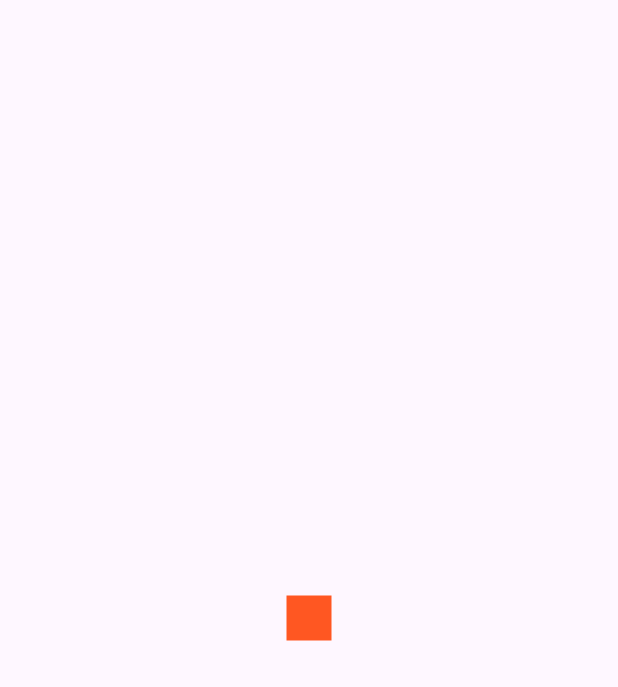
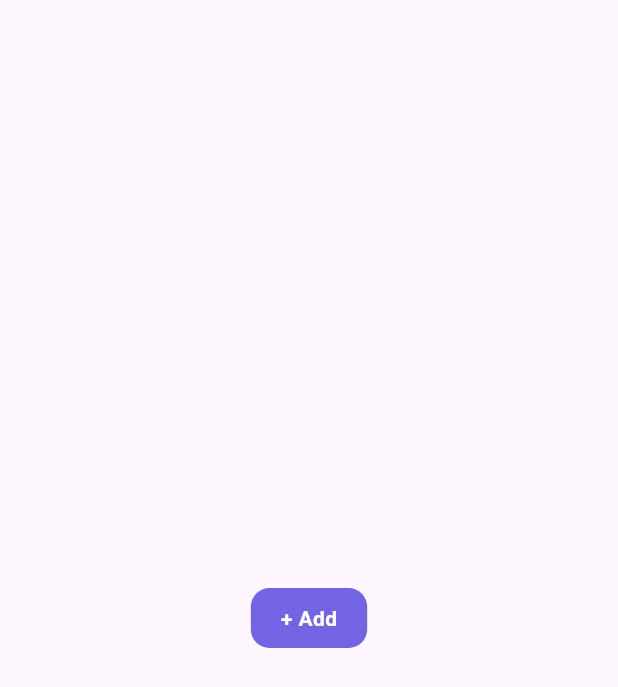
Before and after one commit to OhioTeppich/SimpleFoodTracker, a Flutter app: the HomePage screen opened by its route, on a phone screen of 412 x 824 dp. Shown: the top 687 px of the screen. Run offline on Flutter 3.47's test engine with Material 3 defaults, Android fonts, the phone set to English and light mode, and no system bars; our stand-ins replace equatable, flutter_bloc, get_it, introduction_screen, shared_preferences; missing offline and left inert: bottom_picker, wheel_slider; accounts and stored records are empty.

Commit message:
add new Button and Page

```diff
--- a/lib/main.dart
+++ b/lib/main.dart
@@ -2,6 +2,7 @@ import 'package:flutter/material.dart';
 import 'package:flutter_bloc/flutter_bloc.dart';
 import 'package:simple_food_tracker/application/onboarding/on_boarding_cubit.dart';
 import 'package:simple_food_tracker/domain/userdata/user_data.dart';
+import 'package:simple_food_tracker/presentation/pages/diet/diet_page.dart';
 import 'package:simple_food_tracker/presentation/pages/home/home_page.dart';
 import 'package:simple_food_tracker/presentation/pages/onboarding/on_boarding_page.dart';
 import 'injection_container.dart' as ic;
@@ -25,6 +26,7 @@ class MainApp extends StatelessWidget {
       routes: {
         '/': (context) => OnBoardingPage(),
         '/home': (context) => const HomePage(),
+        '/diet': (context) => const DietPage()
       },
       initialRoute:
           context.read<OnBoardingCubit>().loadUserData() == UserData.empty()
--- /dev/null
+++ b/lib/presentation/core/custom_button.dart
@@ -0,0 +1,70 @@
+import 'package:flutter/material.dart';
+import 'package:simple_food_tracker/presentation/core/simple_food_tracker.dart';
+
+class CustomButton extends StatefulWidget {
+  final String text;
+  final Function()? onTap;
+
+  const CustomButton({
+    super.key,
+    required this.text,
+    this.onTap,
+  });
+
+  @override
+  State<CustomButton> createState() => _CustomButtonState();
+}
+
+class _CustomButtonState extends State<CustomButton>
+    with TickerProviderStateMixin {
+  late AnimationController _animationController;
+  late Animation<double> _scaleAnimation;
+
+  @override
+  void initState() {
+    _animationController = AnimationController(
+      duration: const Duration(milliseconds: 75),
+      vsync: this,
+    );
+
+    _scaleAnimation = Tween<double>(begin: 1.0, end: 0.9).animate(
+      CurvedAnimation(
+        parent: _animationController,
+        curve: Curves.elasticInOut,
+      ),
+    );
+
+    super.initState();
+  }
+
+  @override
+  void dispose() {
+    _animationController.dispose();
+    super.dispose();
+  }
+
+  @override
+  Widget build(BuildContext context) {
+    return ScaleTransition(
+      scale: _scaleAnimation,
+      child: GestureDetector(
+        onTap: () async {
+          await _animationController.forward();
+          await _animationController.reverse();
+          widget.onTap;
+        },
+        child: Container(
+          padding: const EdgeInsets.symmetric(horizontal: 20, vertical: 10),
+          decoration: const BoxDecoration(
+              color: SimpleFoodTrackerTheme.clickAbleColor,
+              borderRadius: BorderRadius.all(Radius.circular(12.5))),
+          child: Text(
+            widget.text,
+            style: const TextStyle(
+                color: Colors.white, fontWeight: FontWeight.bold),
+          ),
+        ),
+      ),
+    );
+  }
+}
--- /dev/null
+++ b/lib/presentation/core/simple_food_tracker.dart
@@ -0,0 +1,11 @@
+import 'dart:ui';
+
+class SimpleFoodTrackerTheme {
+  static const Color carbProgressColor = Color(0xffffc714);
+  static const Color fatProgressColor = Color(0xff27d2ff);
+  static const Color caloriesProgressColor = Color(0xff3fcb7b);
+  static const Color proteinProgressColor = Color.fromRGBO(254, 147, 79, 1);
+
+  static const Color clickAbleColor = Color(0xff7264e3);
+  static const Color backgroundColor = Color(0xfff4f6fa);
+}
--- a/lib/presentation/pages/home/home_page.dart
+++ b/lib/presentation/pages/home/home_page.dart
@@ -1,16 +1,17 @@
 import 'package:flutter/material.dart';
+import 'package:simple_food_tracker/presentation/core/custom_button.dart';
 
 class HomePage extends StatelessWidget {
   const HomePage({super.key});
 
   @override
   Widget build(BuildContext context) {
-    return Scaffold(
+    return const Scaffold(
       body: Center(
-        child: Container(
-          height: 30,
-          width: 30,
-          color: Colors.deepOrange,
+        child: Center(
+          child: CustomButton(
+            text: '+ Add',
+          ),
         ),
       ),
     );
--- a/lib/presentation/pages/onboarding/on_boarding_page.dart
+++ b/lib/presentation/pages/onboarding/on_boarding_page.dart
@@ -18,7 +18,6 @@ class OnBoardingPage extends StatelessWidget {
       freeze: true,
       onDone: () {
         Navigator.pushNamed(context, '/home');
-        var name = _nameTextController.text;
       },
       done: Container(
         color: Colors.purple,
--- a/pubspec.yaml
+++ b/pubspec.yaml
@@ -18,6 +18,7 @@ dependencies:
   bottom_picker: ^2.8.0
   path_provider: ^2.0.15
   uuid: ^4.5.1
+  flutter_animate: ^4.5.0
 
 dev_dependencies:
   flutter_test:
```
Also changed, not shown: lib/presentation/pages/diet/diet_page.dart (added, +77 -0 lines), 1 other file.
